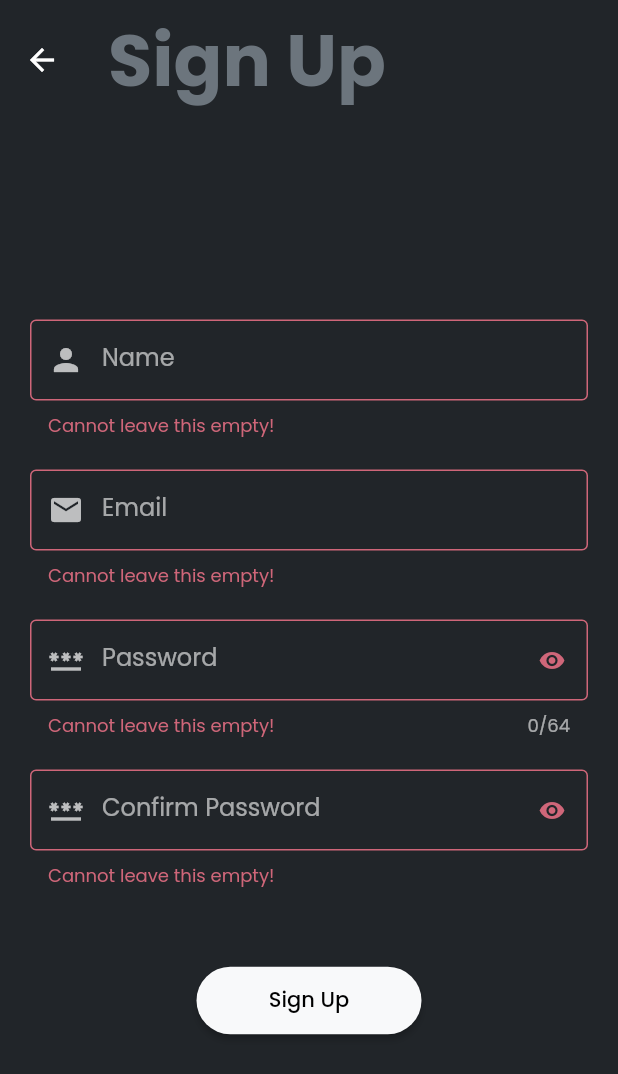
After one commit to alpiez/ruunr, a Flutter app: the SignUpScreen screen opened by its route, after a tap on "Sign Up", on a phone screen of 412 x 824 dp. The commit adds this screen. Shown: the top 1074 px of the screen. Run offline on Flutter 3.47's test engine with Material 2 defaults, Android fonts, the phone set to English and light mode, and no system bars; our stand-ins replace cloud_firestore, firebase_auth, firebase_core, shared_preferences; accounts and stored records are empty.

Commit message:
Added Sign In Screen for Signup and Login. With Firebase Authentication and checking of auth state

```diff
--- a/lib/all_runs.dart
+++ b/lib/all_runs.dart
@@ -167,7 +167,6 @@ class AllRunsData extends ChangeNotifier{
         months.add(i);
       }
     }
-    print(months);
     return months;
   }
 
--- a/lib/screens/runs_edit_screen.dart
+++ b/lib/screens/runs_edit_screen.dart
@@ -69,7 +69,6 @@ class _EditRunsScreenState extends State<EditRunsScreen> {
     void calculateDistance() {
       totalMeter = meterPerLap * laps.length;
       totalKm = totalMeter / 1000;
-      print(totalKm);
     }
 
     String calculatePace(int totalSeconds, double distance) {
--- /dev/null
+++ b/lib/screens/signin_screen.dart
@@ -0,0 +1,397 @@
+import 'package:cloud_firestore/cloud_firestore.dart';
+import 'package:firebase_auth/firebase_auth.dart';
+import 'package:flutter/material.dart';
+import 'package:intl/intl.dart';
+import 'package:ruunr/main.dart';
+
+class SignInScreen extends StatelessWidget {
+  static String routeName = "/signin";
+  const SignInScreen({ Key? key }) : super(key: key);
+
+  @override
+  Widget build(BuildContext context) {
+    return Scaffold(
+      body: Center(
+        child: Container(
+          padding: const EdgeInsets.only(left: 20, right: 20),
+          child: Column(
+            mainAxisAlignment: MainAxisAlignment.center,
+            children: [
+              const Image(image: AssetImage("assets/images/logo.png"), width: 100),
+              const SizedBox(height: 30),
+              const Image(image: AssetImage("assets/images/logo_text.png"), width: 130),
+              const SizedBox(height: 100),
+              ElevatedButton(
+                onPressed: () {Navigator.pushNamed(context, SignUpScreen.routeName);},
+                child: const Text("Sign Up"),
+                style: ElevatedButton.styleFrom(shape: RoundedRectangleBorder(borderRadius: BorderRadius.circular(50)), minimumSize: const Size(150, 45), primary: const Color(0xffF8F9FA)),
+              ),
+              const SizedBox(height: 12),
+              ElevatedButton(
+                onPressed: () {Navigator.pushNamed(context, LogInScreen.routeName);},
+                child: const Text("Login", style: TextStyle(color: Color(0xffF8F9FA))),
+                style: ElevatedButton.styleFrom(shape: RoundedRectangleBorder(borderRadius: BorderRadius.circular(50)), minimumSize: const Size(150, 45), primary: const Color(0xff212529), side: BorderSide(color: Color(0xffF8F9FA), width: 3)),
+              ),
+            ],
+          ),
+        ),
+      ),
+    );
+  }
+}
+
+class SignUpScreen extends StatefulWidget {
+  static String routeName = "/signup";
+  const SignUpScreen({ Key? key }) : super(key: key);
+
+  @override
+  State<SignUpScreen> createState() => _SignUpScreenState();
+}
+
+class _SignUpScreenState extends State<SignUpScreen> {
+  final signInFormKey = GlobalKey<FormState>();
+  String name = "";
+  String email = "";
+  String userPw = "";
+  bool obscurePw = true;
+  bool obscureCfmPw = true;
+  String? errorEmail;
+  String? errorPw;
+  bool isLoading = false;
+  String pattern = r"^([a-zA-Z0-9_\-\.]+)@([a-zA-Z0-9_\-\.]+)\.([a-zA-Z]{2,5})$";
+  FocusNode fixFocus = FocusNode();
+
+
+  void validateForm() {
+    signInFormKey.currentState!.validate();
+  }
+
+  Future<void> saveForm() async {
+    bool isValid = signInFormKey.currentState!.validate();
+    errorEmail = null;
+    errorPw = null;
+
+    if (isValid) {
+      signInFormKey.currentState!.save();
+      fixFocus.unfocus();
+      setState(() { isLoading = true; });
+      // print({name, email, userPw});
+      //https://firebase.google.com/docs/auth/flutter/password-auth#create_a_password-based_account
+      try {
+        final credential = await FirebaseAuth.instance.createUserWithEmailAndPassword(email: email, password: userPw);
+        FirebaseFirestore.instance.collection("users").add({"name": name, "email": email, "password": userPw, "account created": DateFormat.yMMMMd().format(DateTime.now())});
+        ScaffoldMessenger.of(context).showSnackBar(const SnackBar(content: Text("Account created successfully!")));
+        setState(() { isLoading = false; });
+      } on FirebaseAuthException catch (e) {
+        if (e.code == "weak-password") {
+          setState(() { errorPw = "Weak Password!"; });
+        } else if (e.code == "email-already-in-use") {
+          setState(() { errorEmail = "Email taken!"; });
+        } else if (e.code == "invalid-email") {
+          setState(() { errorEmail = "Invalid email!"; });
+        } else {
+          ScaffoldMessenger.of(context).showSnackBar(SnackBar(content: Text(e.toString()), backgroundColor: Colors.red[400],));
+        }
+        setState(() { isLoading = false; });
+      } catch (e) {
+        ScaffoldMessenger.of(context).showSnackBar(SnackBar(content: Text(e.toString()), backgroundColor: Colors.red[400],));
+      }
+      // Navigator.pop(context);
+    }
+  }
+
+  @override
+  Widget build(BuildContext context) {
+
+    return Scaffold(
+      appBar: AppBar(title: const Text("Sign Up")),
+      body: GestureDetector(
+        onTap: () { FocusScope.of(context).unfocus(); validateForm(); },
+        child: Container(
+          alignment: Alignment.center,
+          child: ListView(
+            shrinkWrap: true,
+            padding: const EdgeInsets.only(left: 20, right: 20),
+            children: [
+              Form(
+                key: signInFormKey,
+                child: Column(
+                  mainAxisAlignment: MainAxisAlignment.center,
+                  children: [
+                    TextFormField(
+                      maxLength: 256,
+                      textInputAction: TextInputAction.next,
+                      decoration: const InputDecoration(
+                        border: OutlineInputBorder(),
+                        labelText: "Name",
+                        isDense: true,
+                        prefixIcon: Icon(Icons.person, size: 24),
+                        counterText: " "
+                      ),
+                      validator: (value) {
+                        if (value == null || value == ""){
+                          return "Cannot leave this empty!";
+                        } else {
+                          return null;
+                        }
+                      },
+                      onSaved: (value) {
+                        name = value as String;
+                      },
+                    ),
+                    const SizedBox(height: 20),
+                    TextFormField(
+                      maxLength: 256,
+                      keyboardType: TextInputType.emailAddress,
+                      textInputAction: TextInputAction.next,
+                      decoration: InputDecoration(
+                        errorText: errorEmail,
+                        border: const OutlineInputBorder(),
+                        labelText: "Email",
+                        isDense: true,
+                        prefixIcon: const Icon(Icons.mail, size: 24),
+                        counterText:  " "
+                      ),
+                      validator: (value) {
+                        if (value == null || value == ""){
+                          return "Cannot leave this empty!";
+                        } else if (!RegExp(pattern).hasMatch(value)) {
+                          return "Invalid email!";
+                        } else {
+                          return null;
+                        }
+                      },
+                      onSaved: (value) {
+                        email = value as String;
+                      },
+                    ),
+                    const SizedBox(height: 20),
+                    TextFormField(
+                      obscureText: obscurePw,
+                      enableSuggestions: false,
+                      autocorrect: false,
+                      maxLength: 64,
+                      textInputAction: TextInputAction.next,
+                      onEditingComplete: () {FocusScope.of(context).requestFocus(fixFocus);},
+                      decoration: InputDecoration(
+                        errorText: errorPw,
+                        border: const OutlineInputBorder(),
+                        labelText: "Password",
+                        isDense: true,
+                        prefixIcon: const Icon(Icons.password, size: 24),
+                        suffixIcon: IconButton(
+                          onPressed: () {
+                            setState(() {
+                              obscurePw = !obscurePw;
+                            });
+                          },
+                          icon: Icon(obscurePw ? Icons.visibility : Icons.visibility_off)
+                        )
+                      ),
+                      validator: (value) {
+                        if (value == null || value == ""){
+                          return "Cannot leave this empty!";
+                        } else {
+                          userPw = value;
+                          return null;
+                        }
+                      },
+                      onSaved: (value) {
+                        // loc = value as String;
+                      },
+                    ),
+                    const SizedBox(height: 20),
+                    TextFormField(
+                      focusNode: fixFocus,
+                      obscureText: obscureCfmPw, //true be default
+                      enableSuggestions: false,
+                      autocorrect: false,
+                      maxLength: 64,
+                      textInputAction: TextInputAction.done,
+                      decoration: InputDecoration(
+                        errorText: errorPw,
+                        border: const OutlineInputBorder(),
+                        labelText: "Confirm Password",
+                        isDense: true,
+                        prefixIcon: const Icon(Icons.password, size: 24),
+                        counterText: " ",
+                        suffixIcon: IconButton(
+                          onPressed: () {
+                            setState(() {
+                              obscureCfmPw = !obscureCfmPw;
+                            });
+                          },
+                          icon: Icon(obscureCfmPw ? Icons.visibility : Icons.visibility_off)
+                        )
+                      ),
+                      validator: (value) {
+                        if (value == null || value == ""){
+                          return "Cannot leave this empty!";
+                        } else if (value != userPw) {
+                          return "Password not match!";
+                        } else {
+                          return null;
+                        }
+                      },
+                      onSaved: (value) {
+                        userPw = value as String;
+                      },
+                    ),
+                    const SizedBox(height: 50),
+                    ElevatedButton(
+                      onPressed: () { isLoading ? null : saveForm(); },
+                      child: isLoading ? const SizedBox(height: 30, width: 30, child: CircularProgressIndicator(valueColor: AlwaysStoppedAnimation(Color(0xff212529)))) : const Text("Sign Up"),
+                      style: ElevatedButton.styleFrom(shape: RoundedRectangleBorder(borderRadius: BorderRadius.circular(50)), minimumSize: const Size(150, 45), primary: const Color(0xffF8F9FA)),
+                    ),
+                  ],
+                ),
+              ),
+            ],
+          ),
+        ),
+      ),
+    );
+  }
+}
+
+class LogInScreen extends StatefulWidget {
+  static String routeName = "/login";
+  const LogInScreen({ Key? key }) : super(key: key);
+
+  @override
+  State<LogInScreen> createState() => _LogInScreenState();
+}
+
+class _LogInScreenState extends State<LogInScreen> {
+  final logInFormKey = GlobalKey<FormState>();
+  String email = "";
+  String userPw = "";
+  bool obscurePw = true;
+  String? errorEmail;
+  String? errorPw;
+  bool isLoading = false;
+  String pattern = r"^([a-zA-Z0-9_\-\.]+)@([a-zA-Z0-9_\-\.]+)\.([a-zA-Z]{2,5})$";
+
+  void validateForm() {
+    logInFormKey.currentState!.validate();
+  }
+
+  Future<void> saveForm() async {
+    bool isValid = logInFormKey.currentState!.validate();
+    errorEmail = null;
+    errorPw = null;
+
+    if (isValid) {
+      logInFormKey.currentState!.save();
+      setState(() { isLoading = true; });
+      try {
+        final credential = await FirebaseAuth.instance.signInWithEmailAndPassword(email: email, password: userPw);
+        ScaffoldMessenger.of(context).showSnackBar(const SnackBar(content: Text("Login successfully!")));
+        setState(() { isLoading = false; });
+        Navigator.pushNamedAndRemoveUntil(context, MainScreen.routeName, (route) => false);
+      } on FirebaseAuthException catch (e) {
+        if (e.code == "wrong-password") {
+          setState(() { errorPw = "Incorrect Password!"; });
+        } else if (e.code == "user-not-found") {
+          setState(() { errorEmail = "No such user"; });
+        } else if (e.code == "invalid-email") {
+          setState(() { errorEmail = "Invalid email!"; });
+        } else {
+          ScaffoldMessenger.of(context).showSnackBar(SnackBar(content: Text(e.toString()), backgroundColor: Colors.red[400],));
+        }
+        setState(() { isLoading = false; });
+      }
+    }
+  }
+
+  @override
+  Widget build(BuildContext context) {
+    return Scaffold(
+      appBar: AppBar(title: const Text("Login")),
+      body: GestureDetector(
+        onTap: () { FocusScope.of(context).unfocus(); validateForm(); },
+        child: Container(
+          alignment: Alignment.center,
+          child: ListView(
+            shrinkWrap: true,
+            padding: const EdgeInsets.only(left: 20, right: 20),
+            children: [
+              Form(
+                key: logInFormKey,
+                child: Column(
+                  mainAxisAlignment: MainAxisAlignment.center,
+                  children: [
+                    TextFormField(
+                      maxLength: 256,
+                      keyboardType: TextInputType.emailAddress,
+                      textInputAction: TextInputAction.next,
+                      decoration: InputDecoration(
+                        errorText: errorEmail,
+                        border: const OutlineInputBorder(),
+                        labelText: "Email",
+                        isDense: true,
+                        prefixIcon: const Icon(Icons.mail, size: 24),
+                        counterText:  " "
+                      ),
+                      validator: (value) {
+                        if (value == null || value == ""){
+                          return "Cannot leave this empty!";
+                        } else if (!RegExp(pattern).hasMatch(value)) {
+                          return "Invalid email!";
+                        } else {
+                          return null;
+                        }
+                      },
+                      onSaved: (value) {
+                        email = value as String;
+                      },
+                    ),
+                    const SizedBox(height: 20),
+                    TextFormField(
+                      obscureText: obscurePw,
+                      enableSuggestions: false,
+                      autocorrect: false,
+                      maxLength: 64,
+                      textInputAction: TextInputAction.done,
+                      decoration: InputDecoration(
+                        errorText: errorPw,
+                        border: const OutlineInputBorder(),
+                        labelText: "Password",
+                        isDense: true,
+                        prefixIcon: const Icon(Icons.password, size: 24),
+                        suffixIcon: IconButton(
+                          onPressed: () {
+                            setState(() {
+                              obscurePw = !obscurePw;
+                            });
+                          },
+                          icon: Icon(obscurePw ? Icons.visibility : Icons.visibility_off)
+                        )
+                      ),
+                       validator: (value) {
+                        if (value == null || value == ""){
+                          return "Cannot leave this empty!";
+                        } else {
+                          return null;
+                        }
+                      },
+                      onSaved: (value) {
+                        userPw = value as String;
+                      },
+                    ),
+                    const SizedBox(height: 50),
+                    ElevatedButton(
+                      onPressed: () { isLoading ? null : saveForm(); },
+                      child: isLoading ? const SizedBox(height: 30, width: 30, child: CircularProgressIndicator(valueColor: AlwaysStoppedAnimation(Color(0xff212529)))) : const Text("Sign Up"),
+                      style: ElevatedButton.styleFrom(shape: RoundedRectangleBorder(borderRadius: BorderRadius.circular(50)), minimumSize: const Size(150, 45), primary: const Color(0xffF8F9FA)),
+                    ),
+                  ],
+                )
+              )
+            ],
+          ),
+        ),
+      ),
+    );
+  }
+}
--- a/lib/screens/stopwatch_save_screen.dart
+++ b/lib/screens/stopwatch_save_screen.dart
@@ -71,7 +71,6 @@ class _SaveStopwatchScreenState extends State<SaveStopwatchScreen> {
         formKey.currentState!.save();
         runs.add(Runs(location: loc, dateTime: DateTime.now(), distance: totalMeter, duration: Duration(hours: hours, minutes: minutes, seconds: seconds), meterPerLap: meterPerLap, note: note, laps: laps));
         FirebaseFirestore.instance.collection("runs").add({"location": loc, "dateTime": DateFormat.yMMMMd().format(DateTime.now()), "distance": totalMeter, "duration": Duration(hours: hours, minutes: minutes, seconds: seconds).inSeconds, "meterPerLap": meterPerLap, "note": note, "laps": Laps.encode(laps)});
-        // FirebaseFirestore.instance.collection("your mom").add({"what":"your dad"});
         Navigator.pop(context);
         ScaffoldMessenger.of(context).showSnackBar(const SnackBar(content: Text("Run saved successfully!")));
       }
--- a/pubspec.yaml
+++ b/pubspec.yaml
@@ -64,6 +64,10 @@ flutter:
   uses-material-design: true
 
   # To add assets to your application, add an assets section, like this:
+  assets:
+    - assets/images/logo.png
+    - assets/images/logo_text.png
+
   # assets:
   #   - images/a_dot_burr.jpeg
   #   - images/a_dot_ham.jpeg
```
Also changed, not shown: lib/main.dart (+26 -5 lines), lib/screens/settings_screen.dart (+8 -0 lines), assets/images/logo.png (added), assets/images/logo_text.png (added).
